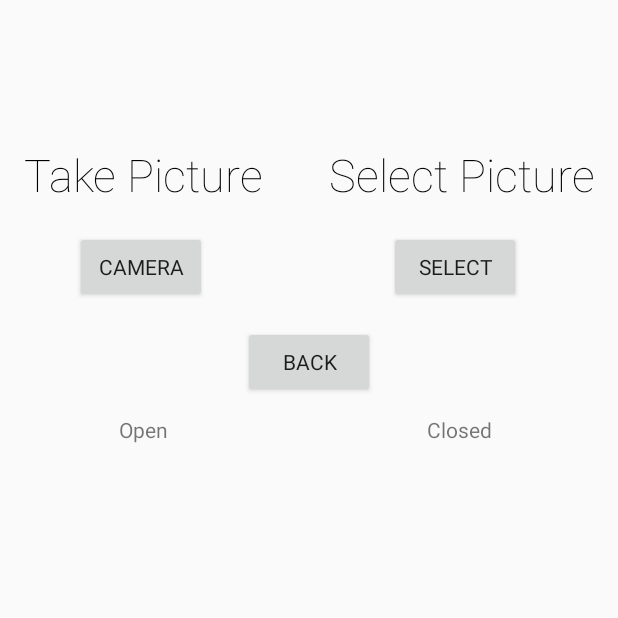
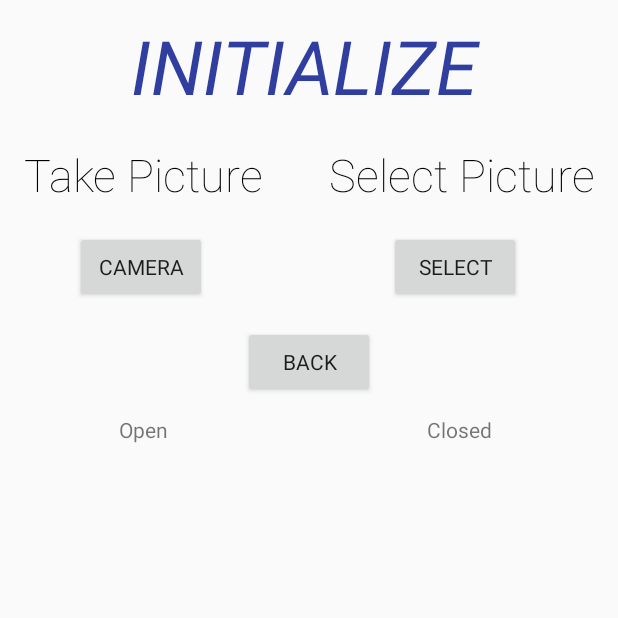
Before and after one commit to jaiveersingh1/Appil-eyePhone, an Android app: the imageOverlay screen opened directly, with no data from a screen before it, on a phone screen of 412 x 824 dp, the top half of it. Run offline under Robolectric (Android 15) with nearby library versions, the phone set to English and light mode, and no system bars.

Commit message:
got everything working nice except cropping ugh

```diff
--- a/app/src/main/res/layout/activity_main.xml
+++ b/app/src/main/res/layout/activity_main.xml
@@ -135,8 +135,9 @@
         android:id="@+id/imageView3"
         android:layout_width="wrap_content"
         android:layout_height="wrap_content"
-        android:layout_alignBottom="@+id/byAppil"
+        android:layout_alignEnd="@+id/login"
         android:layout_alignLeft="@+id/login"
+        android:layout_alignRight="@+id/login"
         android:layout_alignStart="@+id/login"
         android:layout_alignTop="@+id/eyePhoneTXT"
         android:src="@mipmap/ic_launcher_round" />
--- a/app/src/main/res/layout/overlay.xml
+++ b/app/src/main/res/layout/overlay.xml
@@ -122,4 +122,33 @@
         android:layout_marginRight="26dp"
         android:layout_marginTop="11dp"
         android:text="Open" />
+
+    <Button
+        android:id="@+id/readyButton"
+        android:layout_width="wrap_content"
+        android:layout_height="wrap_content"
+        android:layout_alignEnd="@+id/backButton"
+        android:layout_alignRight="@+id/backButton"
+        android:layout_below="@+id/eyesOpen"
+        android:layout_marginEnd="6dp"
+        android:layout_marginRight="6dp"
+        android:layout_marginTop="14dp"
+        android:text="Ready?" />
+
+    <TextView
+        android:id="@+id/setupText"
+        android:layout_width="250dp"
+        android:layout_height="80dp"
+        android:layout_above="@+id/textView7"
+        android:layout_alignLeft="@+id/textOPEN"
+        android:layout_alignStart="@+id/textOPEN"
+        android:layout_marginBottom="6dp"
+        android:layout_marginLeft="8dp"
+        android:layout_marginStart="8dp"
+        android:fontFamily="sans-serif"
+        android:text="Initialize"
+        android:textAllCaps="true"
+        android:textColor="@color/colorPrimaryDark"
+        android:textSize="50dp"
+        android:textStyle="italic" />
 </RelativeLayout>
```
Also changed, not shown: app/src/main/java/goose/eyephone/imageOverlay.java (+33 -46 lines).
